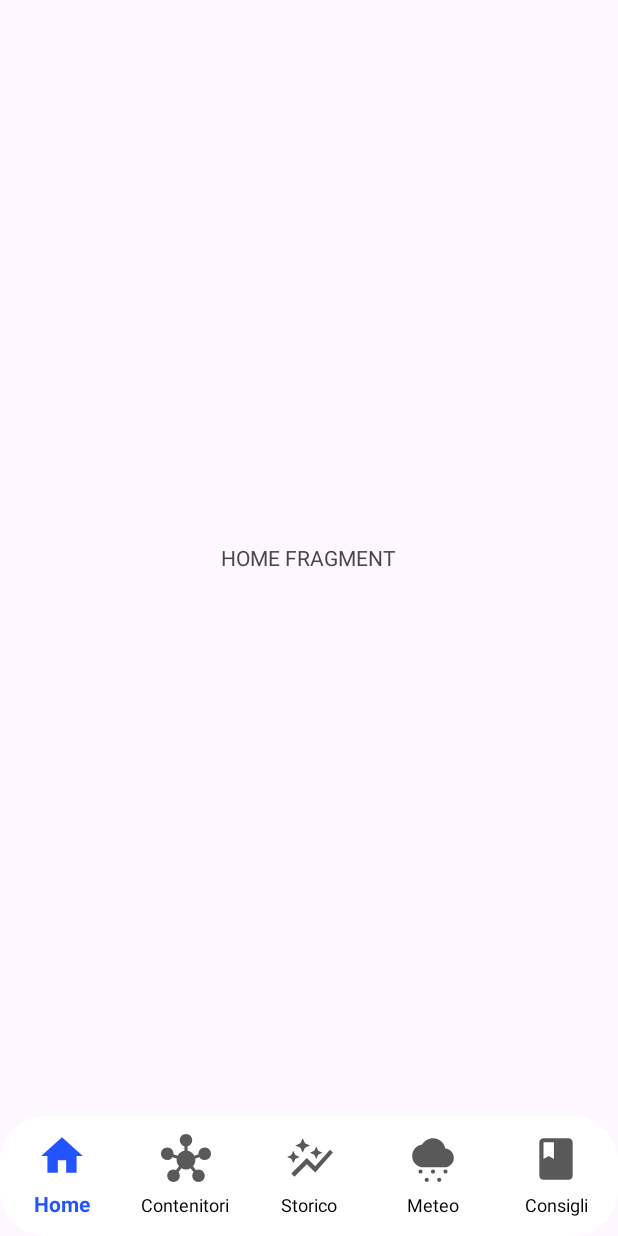
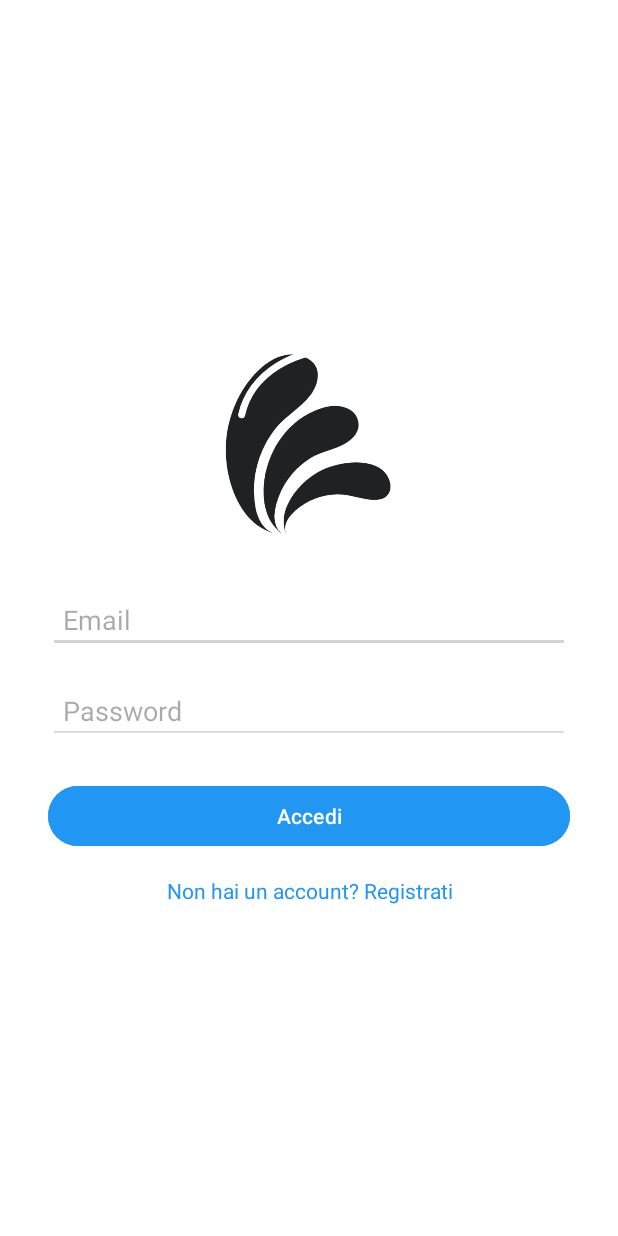
Before and after one commit to SebastianoBoato/Rain, an Android app: the screen it shows after launch (MainActivity before the commit, LoginActivity after it), on a phone screen of 412 x 824 dp. Run offline under Robolectric (Android 15) with nearby library versions, the light colour scheme and no system bars; our stand-ins replace Firebase (no records; nobody signed in at launch, a user with empty details on screens opened directly), Volley, navigation-ui.

Commit message:
Ho aggiunto il login e il register. Una volta fatto il login dovrebbe ricordarsi chi sei e accedere direttamente alla MainActivity. Se volete provare con il logout l'ho messo in MainActivity e activity_main.

```diff
--- a/app/build.gradle.kts
+++ b/app/build.gradle.kts
@@ -57,4 +57,9 @@ dependencies {
     implementation (libs.recyclerview)
 
     implementation (libs.glide)
+
+
+    // Aggiungi questa riga per il client di localizzazione
+    implementation("com.google.android.gms:play-services-location:18.0.0")
+
 }
--- a/app/src/main/java/com/example/rain/dashboard/MainActivity.java
+++ b/app/src/main/java/com/example/rain/dashboard/MainActivity.java
@@ -2,9 +2,11 @@ package com.example.rain.dashboard;
 
 import android.Manifest;
 import android.app.AlertDialog;
+import android.content.Intent;
 import android.content.pm.PackageManager;
 import android.os.Build;
 import android.os.Bundle;
+import android.widget.Button;
 
 import androidx.activity.EdgeToEdge;
 import androidx.appcompat.app.AppCompatActivity;
@@ -17,14 +19,31 @@ import androidx.navigation.ui.NavigationUI;
 
 import com.example.rain.R;
 import com.example.rain.databinding.ActivityMainBinding;
+import com.example.rain.login.LoginActivity;
+import com.google.firebase.auth.FirebaseAuth;
 
 public class MainActivity extends AppCompatActivity {
 
     private ActivityMainBinding binding;
 
+    //private Button logoutButton;
+
+    private FirebaseAuth auth; // Firebase Authentication
+
     @Override
     protected void onCreate(Bundle savedInstanceState) {
         super.onCreate(savedInstanceState);
+
+        // Inizializza Firebase Authentication
+        auth = FirebaseAuth.getInstance();
+
+        // Controlla se l'utente è già loggato
+        if (auth.getCurrentUser() == null) {
+            // Se l'utente è già autenticato, invialo alla MainActivity senza passare dal login
+            Intent intent = new Intent(MainActivity.this, com.example.rain.login.LoginActivity.class);
+            startActivity(intent);
+            finish();  // Ferma la LoginActivity, così non può tornare indietro
+        }
 
         // chiedi il permesso per mandare le notifiche
         requestNotificationPermission();
@@ -46,10 +65,17 @@ public class MainActivity extends AppCompatActivity {
         // imposto il navigation controller
         NavController navController = Navigation.findNavController(this, R.id.fragmentFrame);
         NavigationUI.setupWithNavController(binding.bottomNavigationView, navController);
+
+        //TODO: implementare il logout (togli commenti se vuoi provare register e login + logout)
+        /*logoutButton = findViewById(R.id.logout_button);
+        logoutButton.setOnClickListener(v -> {
+            FirebaseAuth.getInstance().signOut();  // Effettua il logout
+            Intent intent = new Intent(MainActivity.this, com.example.rain.login.LoginActivity.class);
+            startActivity(intent);  // Riporta l'utente alla schermata di login
+            finish();  // Ferma la MainActivity
+        });*/
+
     }
-
-
-
 
     private void requestNotificationPermission() {
         if (Build.VERSION.SDK_INT >= Build.VERSION_CODES.TIRAMISU) {
--- /dev/null
+++ b/app/src/main/java/com/example/rain/login/LoginActivity.java
@@ -0,0 +1,95 @@
+package com.example.rain.login;
+
+import android.content.Intent;
+import android.os.Bundle;
+import android.widget.Button;
+import android.widget.EditText;
+import android.widget.TextView;
+import android.widget.Toast;
+
+import androidx.activity.EdgeToEdge;
+import androidx.appcompat.app.AppCompatActivity;
+import androidx.core.graphics.Insets;
+import androidx.core.view.ViewCompat;
+import androidx.core.view.WindowInsetsCompat;
+
+import com.example.rain.R;
+import com.google.firebase.auth.FirebaseAuth;
+
+public class LoginActivity extends AppCompatActivity {
+
+    private TextView registerLink;
+
+    private EditText emailField, passwordField;
+    private Button loginButton;
+
+    private FirebaseAuth auth; // Firebase Authentication
+
+    @Override
+    protected void onCreate(Bundle savedInstanceState) {
+        super.onCreate(savedInstanceState);
+        setContentView(R.layout.activity_login);
+
+        // Inizializza Firebase Authentication
+        /*auth = FirebaseAuth.getInstance();
+
+        // Controlla se l'utente è già loggato
+        if (auth.getCurrentUser() != null) {
+            // Se l'utente è già autenticato, invialo alla MainActivity senza passare dal login
+            Intent intent = new Intent(LoginActivity.this, com.example.rain.dashboard.MainActivity.class);
+            startActivity(intent);
+            finish();  // Ferma la LoginActivity, così non può tornare indietro
+        }*/
+
+        // Inizializza il TextView per il link di registrazione
+        registerLink = findViewById(R.id.register_link);
+        // Imposta il listener sul link di registrazione
+        registerLink.setOnClickListener(v -> {
+            // Avvia la RegisterActivity
+            Intent intent = new Intent(LoginActivity.this, RegisterActivity.class);
+            startActivity(intent);
+        });
+
+        // Inizializza i campi
+        emailField = findViewById(R.id.email);
+        passwordField = findViewById(R.id.password);
+        loginButton = findViewById(R.id.login_button);
+
+        // Inizializza Firebase Authentication
+        auth = FirebaseAuth.getInstance();
+
+        // Listener sul bottone di login
+        loginButton.setOnClickListener(v -> loginUser());
+    }
+
+    private void loginUser() {
+        String email = emailField.getText().toString().trim();
+        String password = passwordField.getText().toString().trim();
+
+        // Verifica che i campi non siano vuoti
+        if (email.isEmpty()) {
+            emailField.setError("Inserisci l'email");
+            return;
+        }
+        if (password.isEmpty()) {
+            passwordField.setError("Inserisci la password");
+            return;
+        }
+
+        // Esegui il login con Firebase Authentication
+        auth.signInWithEmailAndPassword(email, password)
+                .addOnCompleteListener(task -> {
+                    if (task.isSuccessful()) {
+                        // Login riuscito
+                        Toast.makeText(LoginActivity.this, "Accesso effettuato!", Toast.LENGTH_SHORT).show();
+                        // Vai alla MainActivity
+                        Intent intent = new Intent(LoginActivity.this, com.example.rain.dashboard.MainActivity.class);
+                        startActivity(intent);
+                        finish();
+                    } else {
+                        // Mostra errore se il login fallisce
+                        Toast.makeText(LoginActivity.this, "Login fallito: " + task.getException().getMessage(), Toast.LENGTH_SHORT).show();
+                    }
+                });
+    }
+}
--- /dev/null
+++ b/app/src/main/res/layout/activity_login.xml
@@ -0,0 +1,79 @@
+<?xml version="1.0" encoding="utf-8"?>
+<androidx.constraintlayout.widget.ConstraintLayout xmlns:android="http://schemas.android.com/apk/res/android"
+    xmlns:app="http://schemas.android.com/apk/res-auto"
+    xmlns:tools="http://schemas.android.com/tools"
+    android:id="@+id/main"
+    android:layout_width="match_parent"
+    android:layout_height="match_parent"
+    tools:context=".LoginActivity">
+
+    <LinearLayout
+        xmlns:android="http://schemas.android.com/apk/res/android"
+        android:layout_width="match_parent"
+        android:layout_height="match_parent"
+        android:orientation="vertical"
+        android:gravity="center"
+        android:background="@color/white">
+
+        <!-- Logo dell'applicazione -->
+        <ImageView
+            android:id="@+id/app_logo"
+            android:layout_width="150dp"
+            android:layout_height="150dp"
+            android:src="@drawable/logorain"
+            android:contentDescription="Logo dell'App" />
+
+        <!-- Campo Email -->
+        <EditText
+            android:id="@+id/email"
+            android:layout_width="match_parent"
+            android:layout_height="wrap_content"
+            android:hint="Email"
+            android:layout_marginTop="20dp"
+            android:inputType="textEmailAddress"
+            android:padding="10dp"
+            android:backgroundTint="@color/light_gray"
+            android:textColor="@color/black"
+            android:layout_marginHorizontal="32dp" />
+
+        <!-- Campo Password -->
+        <EditText
+            android:id="@+id/password"
+            android:layout_width="match_parent"
+            android:layout_height="wrap_content"
+            android:hint="Password"
+            android:layout_marginTop="16dp"
+            android:inputType="textPassword"
+            android:padding="10dp"
+            android:backgroundTint="@color/light_gray"
+            android:textColor="@color/black"
+            android:layout_marginHorizontal="32dp" />
+
+        <!-- Bottone di Login -->
+        <Button
+            android:id="@+id/login_button"
+            android:layout_width="match_parent"
+            android:layout_height="wrap_content"
+            android:text="Accedi"
+            android:layout_marginTop="24dp"
+            android:layout_marginHorizontal="32dp"
+            android:backgroundTint="@color/primary_blue"
+            android:textColor="@color/white" />
+
+        <!-- Link per la registrazione -->
+        <TextView
+            android:id="@+id/register_link"
+            android:layout_width="wrap_content"
+            android:layout_height="wrap_content"
+            android:text="Non hai un account? Registrati"
+            android:textColor="@color/primary_blue"
+            android:layout_marginTop="16dp"
+            android:clickable="true"
+            android:gravity="center"
+            android:background="?android:attr/selectableItemBackground"
+            android:importantForAccessibility="yes" />
+
+    </LinearLayout>
+
+
+</androidx.constraintlayout.widget.ConstraintLayout>
--- a/app/src/main/res/values/colors.xml
+++ b/app/src/main/res/values/colors.xml
@@ -1,5 +1,15 @@
 <?xml version="1.0" encoding="utf-8"?>
 <resources>
+    <!-- Colore nero per il testo -->
     <color name="black">#FF000000</color>
+    <!-- Colore di sfondo principale (bianco) -->
     <color name="white">#FFFFFFFF</color>
+    <!-- Colore grigio chiaro per lo sfondo dei campi di input -->
+    <color name="light_gray">#D3D3D3</color>
+    <!-- Colore blu per i pulsanti e i link -->
+    <color name="primary_blue">#2196F3</color>
+    <!-- Colore grigio chiaro di sfondo -->
+    <color name="background_gray">#FAFAFA</color>
+    <!-- Colore blu scuro per il testo del link e lo switch -->
+    <color name="blue_accent">#2196F3</color>
 </resources>
```
Also changed, not shown: app/src/main/AndroidManifest.xml (+9 -1 lines), app/src/main/java/com/example/rain/login/RegisterActivity.java (added, +253 -0 lines), app/src/main/res/layout/activity_main.xml (+13 -0 lines), app/src/main/res/layout/activity_register.xml (added, +184 -0 lines), app/src/main/res/drawable/logorain.jpg (added).
